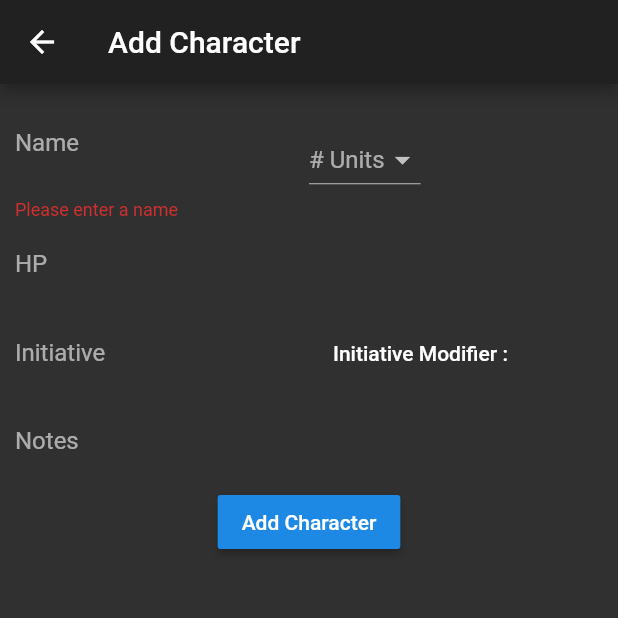
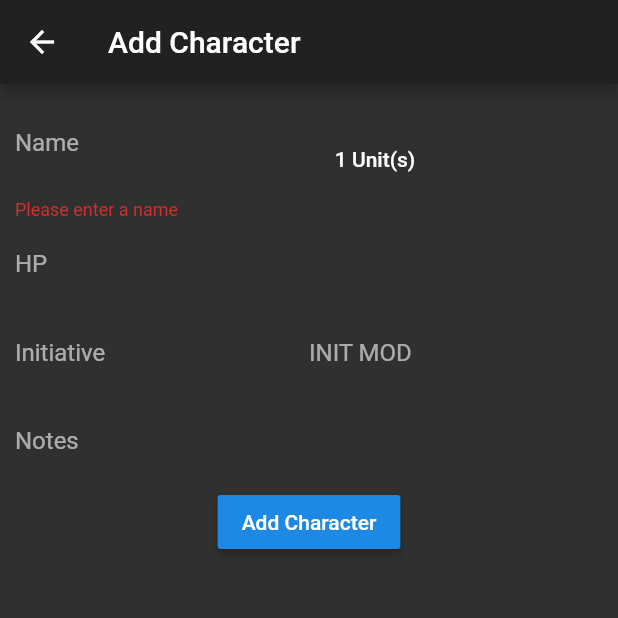
Before and after one commit to tsonnen/InitiativeTracker, a Flutter app: the CharacterScreen screen opened directly, after a tap on "Add Character", on a phone screen of 412 x 824 dp, the top half of it. Run offline on Flutter 3.47's test engine with Material 2 defaults, Android fonts, the phone set to English and light mode, and no system bars; our stand-ins replace bloc, dynamic_theme, equatable, flutter_bloc, flutter_markdown, numberpicker and 4 more; missing offline and left inert: preferences; accounts and stored records are empty.

Commit message:
Cleanup Spinners
Create  a class to better handle them

```diff
--- a/lib/screens/character_screen.dart
+++ b/lib/screens/character_screen.dart
@@ -1,5 +1,6 @@
 import 'package:flutter/material.dart';
 import 'package:flutter_bloc/flutter_bloc.dart';
+import 'package:initiative_tracker/widgets/form_widgets.dart';
 import 'package:numberpicker/numberpicker.dart';
 import 'package:initiative_tracker/bloc/party/party_bloc.dart';
 import 'package:initiative_tracker/models/character_model.dart';
@@ -22,10 +23,11 @@ class CharacterScreenState extends State<CharacterScreen> {
   final TextEditingController hpController = TextEditingController();
   final TextEditingController initController = TextEditingController();
   final TextEditingController noteController = TextEditingController();
+  final TextEditingController initModController =
+      TextEditingController(); // TODO: Remove this and just use the init controller when #16 is fixed
   PartyBloc partyBloc;
 
-  int _number;
-  int _initMod;
+  int _number = 1;
   CharacterModel character;
 
   final _formKey = GlobalKey<FormState>();
@@ -79,26 +81,30 @@ class CharacterScreenState extends State<CharacterScreen> {
                     Visibility(
                       visible: character == null,
                       child: Flexible(
-                        child: DropdownButton(
-                          value: _number,
-                          hint: Text('# Units'),
-                          items: List<DropdownMenuItem<int>>.generate(
-                              20,
-                              (i) => DropdownMenuItem(
-                                  value: i + 1,
-                                  child: Text((i + 1).toString()))),
-                          onChanged: (int value) {
-                            setState(() {
-                              _number = value;
+                        child: FlatButton(
+                          onPressed: () {
+                            showDialog<int>(
+                                context: context,
+                                builder: (BuildContext context) {
+                                  return NumberPickerDialog.integer(
+                                    minValue: 1,
+                                    maxValue: 100,
+                                    initialIntegerValue: _number ?? 1,
+                                  );
+                                }).then((value) {
+                              setState(() {
+                                _number = value;
+                              });
                             });
                           },
+                          child: Text('${_number} Unit(s)'),
                         ),
                       ),
                     ),
                   ],
                 ),
                 Container(
-                  child: TextField(
+                  child: TextFormField(
                     decoration: InputDecoration(
                       border: InputBorder.none,
                       labelText: 'HP',
@@ -120,24 +126,8 @@ class CharacterScreenState extends State<CharacterScreen> {
                       ),
                     ),
                     Flexible(
-                      child: FlatButton(
-                        onPressed: () {
-                          showDialog<int>(
-                              context: context,
-                              builder: (BuildContext context) {
-                                return NumberPickerDialog.integer(
-                                  minValue: -100,
-                                  maxValue: 100,
-                                  initialIntegerValue: _initMod ?? 0,
-                                );
-                              }).then((value) {
-                            setState(() {
-                              _initMod = value;
-                            });
-                          });
-                        },
-                        child: Text('Initiative Modifier : ${_initMod ?? ''}'),
-                      ),
+                      child: SpinnerButton(
+                          -100, 100, null, 'INIT MOD', initModController),
                     ),
                   ],
                 ),
@@ -179,7 +169,8 @@ class CharacterScreenState extends State<CharacterScreen> {
                                   ? int.parse(initController.text)
                                   : rollDice(PreferenceManger.getNumberDice(),
                                           PreferenceManger.getNumberSides()) +
-                                      (_initMod ?? 0),
+                                      (int.tryParse(initModController.text) ??
+                                          0),
                               notes: noteController.text);
                           partyBloc.add(AddPartyCharacter(character));
                         }
--- /dev/null
+++ b/lib/widgets/form_widgets.dart
@@ -0,0 +1,46 @@
+import 'package:flutter/material.dart';
+import 'package:numberpicker/numberpicker.dart';
+
+class SpinnerButton extends StatefulWidget {
+  final TextEditingController controller;
+  final int initVal;
+  final String label;
+  final int max;
+  final int min;
+
+  SpinnerButton(this.min, this.max, this.initVal, this.label, this.controller);
+
+  @override
+  SpinnerButtonState createState() => SpinnerButtonState();
+}
+
+class SpinnerButtonState extends State<SpinnerButton> {
+  @override
+  Widget build(BuildContext context) {
+    return TextField(
+      readOnly: true,
+      onTap: () {
+        showDialog<int>(
+            barrierDismissible: false,
+            context: context,
+            builder: (BuildContext context) {
+              return NumberPickerDialog.integer(
+                minValue: widget.min,
+                maxValue: widget.max,
+                initialIntegerValue: int.tryParse(widget.controller.text) ?? 0,
+              );
+            }).then((value) {
+          setState(() {
+            widget.controller.text =
+                (value ?? (widget.controller.text ?? 0)).toString();
+          });
+        });
+      },
+      controller: widget.controller,
+      decoration: InputDecoration(
+        border: InputBorder.none,
+        labelText: widget.label,
+      ),
+    );
+  }
+}
```
